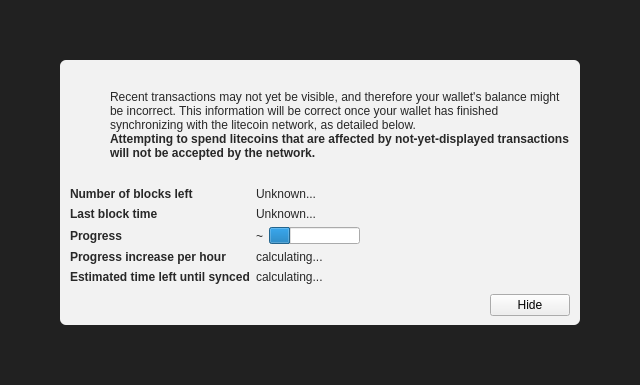
First picture: the form in src/qt/forms/modaloverlay.ui, repository yugiona/yugionacoin, before the edit.
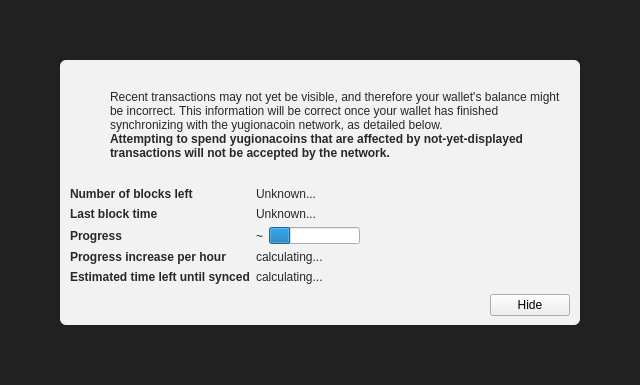
Second picture: the form after the edit. Icons and pictures are not drawn. Custom widgets are drawn as their Qt base class.

Diff of the .ui file:
```diff
--- a/src/qt/forms/modaloverlay.ui
+++ b/src/qt/forms/modaloverlay.ui
@@ -130,7 +130,7 @@
              <item>
               <widget class="QLabel" name="infoText">
                <property name="text">
-                <string>Recent transactions may not yet be visible, and therefore your wallet's balance might be incorrect. This information will be correct once your wallet has finished synchronizing with the litecoin network, as detailed below.</string>
+                <string>Recent transactions may not yet be visible, and therefore your wallet's balance might be incorrect. This information will be correct once your wallet has finished synchronizing with the yugionacoin network, as detailed below.</string>
                </property>
                <property name="textFormat">
                 <enum>Qt::RichText</enum>
@@ -149,7 +149,7 @@
                 </font>
                </property>
                <property name="text">
-                <string>Attempting to spend litecoins that are affected by not-yet-displayed transactions will not be accepted by the network.</string>
+                <string>Attempting to spend yugionacoins that are affected by not-yet-displayed transactions will not be accepted by the network.</string>
                </property>
                <property name="textFormat">
                 <enum>Qt::RichText</enum>
```
